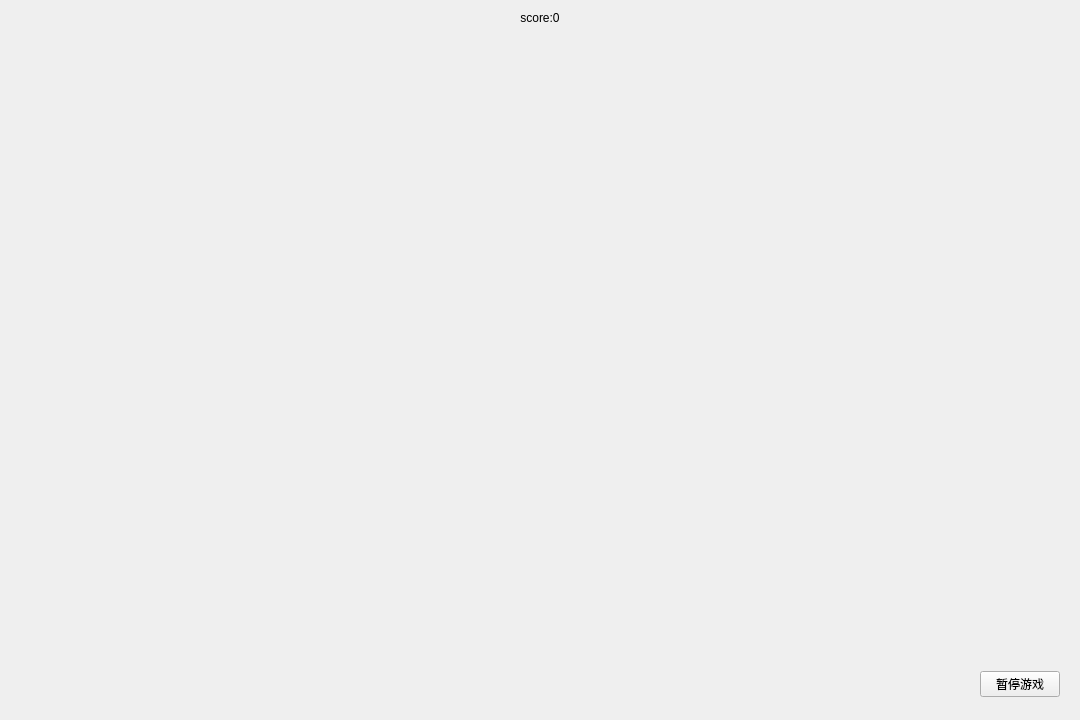
tanxuan21/GreedySnake, file game/game.ui: the form before one commit.
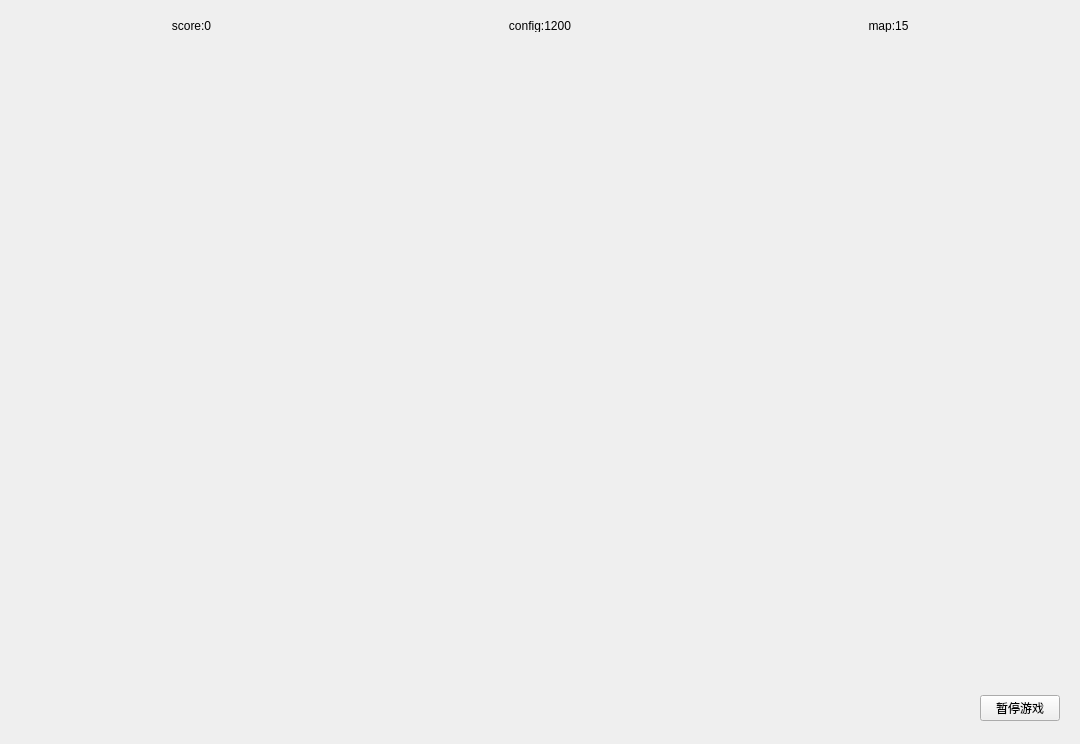
The form after the commit. Custom widgets are drawn as their Qt base class.

```diff
--- a/game/game.ui
+++ b/game/game.ui
@@ -7,7 +7,7 @@
     <x>0</x>
     <y>0</y>
     <width>1080</width>
-    <height>720</height>
+    <height>744</height>
    </rect>
   </property>
   <property name="minimumSize">
@@ -21,6 +21,21 @@
   </property>
   <layout class="QVBoxLayout" name="verticalLayout">
    <item>
+    <widget class="QWidget" name="widget_2" native="true">
+     <property name="minimumSize">
+      <size>
+       <width>0</width>
+       <height>30</height>
+      </size>
+     </property>
+     <property name="maximumSize">
+      <size>
+       <width>16777215</width>
+       <height>30</height>
+      </size>
+     </property>
+     <layout class="QHBoxLayout" name="horizontalLayout_3">
+      <item>
     <widget class="QLabel" name="scoreLabel">
      <property name="sizePolicy">
       <sizepolicy hsizetype="Expanding" vsizetype="Fixed">
@@ -34,6 +49,41 @@
      <property name="alignment">
       <set>Qt::AlignCenter</set>
      </property>
+       </widget>
+      </item>
+      <item>
+       <widget class="QLabel" name="configLabel">
+        <property name="sizePolicy">
+         <sizepolicy hsizetype="Expanding" vsizetype="Fixed">
+          <horstretch>0</horstretch>
+          <verstretch>0</verstretch>
+         </sizepolicy>
+        </property>
+        <property name="text">
+         <string>config:1200</string>
+        </property>
+        <property name="alignment">
+         <set>Qt::AlignCenter</set>
+        </property>
+       </widget>
+      </item>
+      <item>
+       <widget class="QLabel" name="mapLabel">
+        <property name="sizePolicy">
+         <sizepolicy hsizetype="Expanding" vsizetype="Fixed">
+          <horstretch>0</horstretch>
+          <verstretch>0</verstretch>
+         </sizepolicy>
+        </property>
+        <property name="text">
+         <string>map:15</string>
+        </property>
+        <property name="alignment">
+         <set>Qt::AlignCenter</set>
+        </property>
+       </widget>
+      </item>
+     </layout>
     </widget>
    </item>
    <item>
```
Lines whose indentation alone changed are shown as unchanged.
